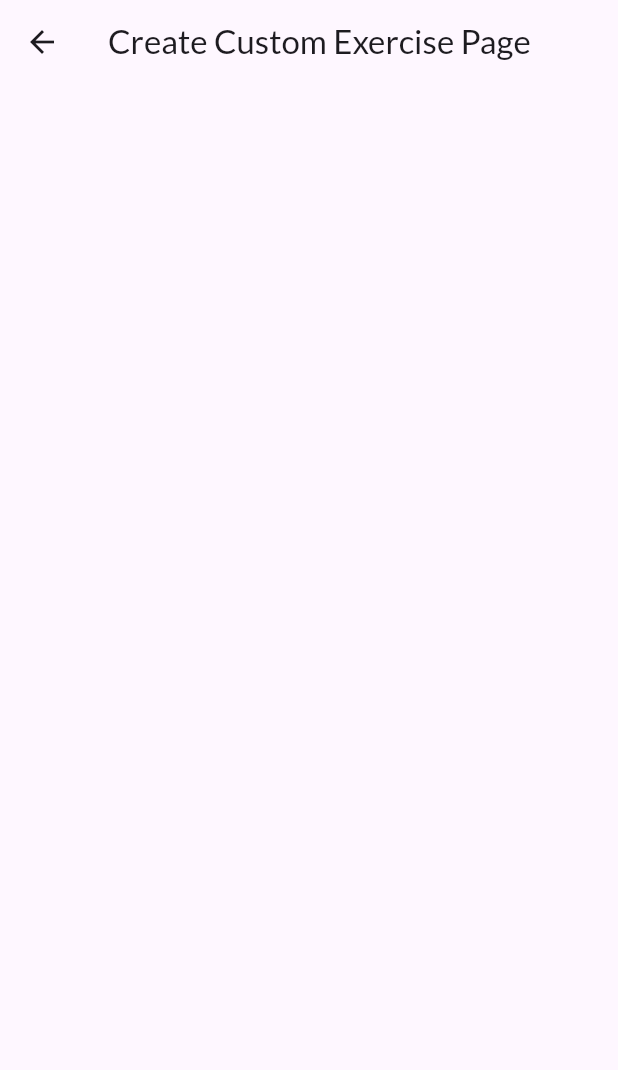
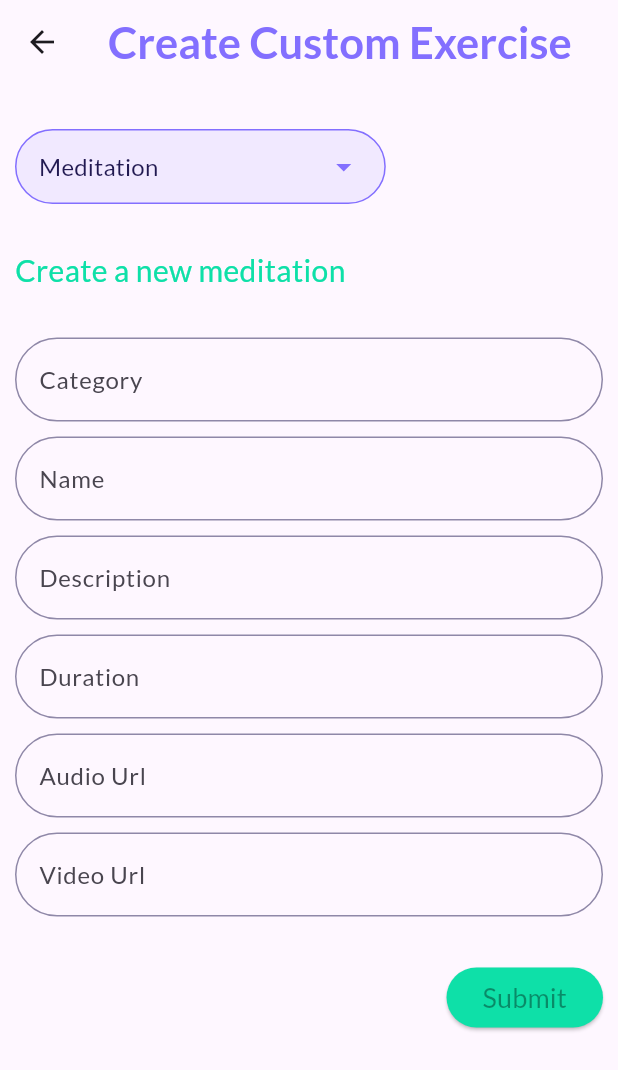
Before and after one commit to dinuka920/Flutter-App-09---Meditator, a Flutter app: the CreateCustomExercisePage screen opened directly, on a phone screen of 412 x 824 dp. Shown: the top 1070 px of the screen. Run offline on Flutter 3.47's test engine with Material 3 defaults, Android fonts, the phone set to English and light mode, and no system bars; our stand-ins replace flutter_svg, go_router, google_fonts, youtube_player_flutter.

Commit message:
Create Meditation Exercise Form

```diff
--- a/lib/pages/main_screen.dart
+++ b/lib/pages/main_screen.dart
@@ -17,9 +17,9 @@ class MainScreen extends StatefulWidget {
 class _MainScreenState extends State<MainScreen> {
   int _selectedIndex = 0;
   static const List<Widget> _pages = [
+    CreateCustomExercisePage(),
     HomePage(),
     MindfullExercisePage(),
-    CreateCustomExercisePage(),
     CustomExercisePage(),
     ProfilePage(),
   ];
--- a/lib/pages/main_screens/create_custom_exercise_page.dart
+++ b/lib/pages/main_screens/create_custom_exercise_page.dart
@@ -1,14 +1,94 @@
 import 'package:flutter/material.dart';
+import 'package:meditator_app/utils/colors.dart';
+import 'package:meditator_app/widgets/meditation_form.dart';
 
-class CreateCustomExercisePage extends StatelessWidget {
+class CreateCustomExercisePage extends StatefulWidget {
   const CreateCustomExercisePage({super.key});
 
+  @override
+  State<CreateCustomExercisePage> createState() =>
+      _CreateCustomExercisePageState();
+}
+
+class _CreateCustomExercisePageState extends State<CreateCustomExercisePage> {
+  String typeOfCategory = "Meditation";
   @override
   Widget build(BuildContext context) {
     return Scaffold(
       appBar: AppBar(
-        title: Text("Create Custom Exercise Page"),
+        title: Text(
+          "Create Custom Exercise",
+          style: TextStyle(
+            fontSize: 29,
+            fontWeight: FontWeight.bold,
+            color: AppColors.primaryPurple,
+          ),
+        ),
       ),
+      body: SafeArea(
+          child: SingleChildScrollView(
+        child: Padding(
+          padding: const EdgeInsets.symmetric(
+            horizontal: 10,
+          ),
+          child: Column(
+            crossAxisAlignment: CrossAxisAlignment.start,
+            children: [
+              SizedBox(
+                height: 30,
+              ),
+              SizedBox(
+                width: MediaQuery.of(context).size.width * 0.6,
+                child: Container(
+                  decoration: BoxDecoration(
+                    color: AppColors.primaryPurple.withOpacity(0.1),
+                    border: Border.all(
+                      color: AppColors.primaryPurple,
+                    ),
+                    borderRadius: BorderRadius.circular(100),
+                  ),
+                  child: Padding(
+                    padding: EdgeInsets.symmetric(
+                      horizontal: 15,
+                    ),
+                    child: DropdownButtonHideUnderline(
+                      child: DropdownButton<String>(
+                        value: typeOfCategory,
+                        icon: Icon(
+                          Icons.arrow_drop_down,
+                          color: AppColors.primaryPurple,
+                        ),
+                        isExpanded: true,
+                        items: ["Meditation", "Mindfulness", "Sleep Exercise"]
+                            .map((item) {
+                          return DropdownMenuItem(
+                              value: item,
+                              child: Text(
+                                item,
+                                style: TextStyle(
+                                  fontSize: 16,
+                                  color: AppColors.primaryDarkBlue,
+                                ),
+                              ));
+                        }).toList(),
+                        onChanged: (value) {
+                          setState(() {
+                            typeOfCategory = value!;
+                          });
+                        },
+                      ),
+                    ),
+                  ),
+                ),
+              ),
+              SizedBox(
+                height: 30,
+              ),
+              MeditationForm(),
+            ],
+          ),
+        ),
+      )),
     );
   }
 }
--- a/lib/pages/sleep_Exercise_timer.dart
+++ b/lib/pages/sleep_Exercise_timer.dart
@@ -1,5 +1,4 @@
 import 'dart:async';
-
 import 'package:flutter/material.dart';
 import 'package:meditator_app/models/sleep_exercise_model.dart';
 import 'package:meditator_app/utils/colors.dart';
--- /dev/null
+++ b/lib/widgets/meditation_form.dart
@@ -0,0 +1,169 @@
+import 'package:flutter/material.dart';
+import 'package:meditator_app/utils/colors.dart';
+import 'package:meditator_app/widgets/reuserble/text_input.dart';
+
+class MeditationForm extends StatefulWidget {
+  const MeditationForm({super.key});
+
+  @override
+  State<MeditationForm> createState() => _MeditationFormState();
+}
+
+class _MeditationFormState extends State<MeditationForm> {
+  final _formKey = GlobalKey<FormState>();
+
+  String _catagory = "";
+  String _name = "";
+  String _description = "";
+  int _duration = 0;
+  String _audioUrl = "";
+  String _videoUrl = "";
+  @override
+  Widget build(BuildContext context) {
+    return Column(
+      children: [
+        Form(
+          key: _formKey,
+          child: Column(
+            crossAxisAlignment: CrossAxisAlignment.start,
+            children: [
+              Text(
+                "Create a new meditation",
+                style: TextStyle(
+                  fontSize: 20,
+                  fontWeight: FontWeight.w500,
+                  color: AppColors.primaryGreen,
+                ),
+              ),
+              SizedBox(
+                height: 30,
+              ),
+              CustomTextFormFeild(
+                lableText: "Category",
+                keyBoardType: TextInputType.text,
+                hintText: "Category",
+                validator: (value) {
+                  if (value == null || value.isEmpty) {
+                    return "Please enter a Category";
+                  }
+                  return null;
+                },
+                onSaved: (newValue) {
+                  _catagory = newValue!;
+                },
+              ),
+              SizedBox(
+                height: 10,
+              ),
+              CustomTextFormFeild(
+                lableText: "Name",
+                keyBoardType: TextInputType.text,
+                hintText: "Name",
+                validator: (value) {
+                  if (value == null || value.isEmpty) {
+                    return "Please enter a Name";
+                  }
+                  return null;
+                },
+                onSaved: (newValue) {
+                  _name = newValue!;
+                },
+              ),
+              SizedBox(
+                height: 10,
+              ),
+              CustomTextFormFeild(
+                lableText: "Description",
+                keyBoardType: TextInputType.text,
+                hintText: "Description",
+                validator: (value) {
+                  if (value == null || value.isEmpty) {
+                    return "Please enter a Description";
+                  }
+                  return null;
+                },
+                onSaved: (newValue) {
+                  _description = newValue!;
+                },
+              ),
+              SizedBox(
+                height: 10,
+              ),
+              CustomTextFormFeild(
+                lableText: "Duration",
+                keyBoardType: TextInputType.number,
+                hintText: "Duration",
+                validator: (value) {
+                  if (value == null || value.isEmpty) {
+                    return "Please enter a Duration";
+                  }
+                  return null;
+                },
+                onSaved: (newValue) {
+                  _duration = int.parse(newValue!);
+                },
+              ),
+              SizedBox(
+                height: 10,
+              ),
+              CustomTextFormFeild(
+                lableText: "Audio Url",
+                keyBoardType: TextInputType.text,
+                hintText: "Audio Url",
+                validator: (value) {
+                  if (value == null || value.isEmpty) {
+                    return "Please enter a Audio Url";
+                  }
+                  return null;
+                },
+                onSaved: (newValue) {
+                  _audioUrl = newValue!;
+                },
+              ),
+              SizedBox(
+                height: 10,
+              ),
+              CustomTextFormFeild(
+                lableText: "Video Url",
+                keyBoardType: TextInputType.text,
+                hintText: "Video Url",
+                validator: (value) {
+                  if (value == null || value.isEmpty) {
+                    return "Please enter a Video Url";
+                  }
+                  return null;
+                },
+                onSaved: (newValue) {
+                  _videoUrl = newValue!;
+                },
+              ),
+              SizedBox(
+                height: 30,
+              ),
+              Row(
+                mainAxisAlignment: MainAxisAlignment.end,
+                children: [
+                  ElevatedButton(
+                      style: ButtonStyle(
+                        backgroundColor: WidgetStatePropertyAll(
+                          AppColors.primaryGreen,
+                        ),
+                      ),
+                      // Todo Save data
+                      onPressed: () {},
+                      child: Text(
+                        "Submit",
+                        style: TextStyle(
+                          fontSize: 18,
+                          color: Colors.black38,
+                        ),
+                      )),
+                ],
+              )
+            ],
+          ),
+        ),
+      ],
+    );
+  }
+}
--- /dev/null
+++ b/lib/widgets/reuserble/text_input.dart
@@ -0,0 +1,43 @@
+import 'package:flutter/material.dart';
+import 'package:meditator_app/utils/colors.dart';
+
+class CustomTextFormFeild extends StatelessWidget {
+  final String lableText;
+  final String? hintText;
+  final FormFieldSetter<String>? onSaved;
+  final FormFieldValidator<String>? validator;
+  final TextInputType keyBoardType;
+  const CustomTextFormFeild({
+    super.key,
+    required this.lableText,
+    this.hintText,
+    this.onSaved,
+    this.validator,
+    required this.keyBoardType,
+  });
+
+  @override
+  Widget build(BuildContext context) {
+    return TextFormField(
+      decoration: InputDecoration(
+        hintText: hintText,
+        labelText: lableText,
+        enabledBorder: OutlineInputBorder(
+          borderRadius: BorderRadius.circular(100),
+          borderSide: BorderSide(
+            color: AppColors.primaryDarkBlue.withOpacity(0.5),
+          ),
+        ),
+        focusedBorder: OutlineInputBorder(
+          borderRadius: BorderRadius.circular(100),
+          borderSide: BorderSide(
+            color: AppColors.primaryDarkBlue.withOpacity(0.8),
+          ),
+        ),
+      ),
+      validator: validator,
+      onSaved: onSaved,
+      keyboardType: keyBoardType,
+    );
+  }
+}
```
Also changed, not shown: lib/widgets/sleep_exercise_form.dart (added, +152 -0 lines), lib/widgets/mindfulness_form.dart (added).
